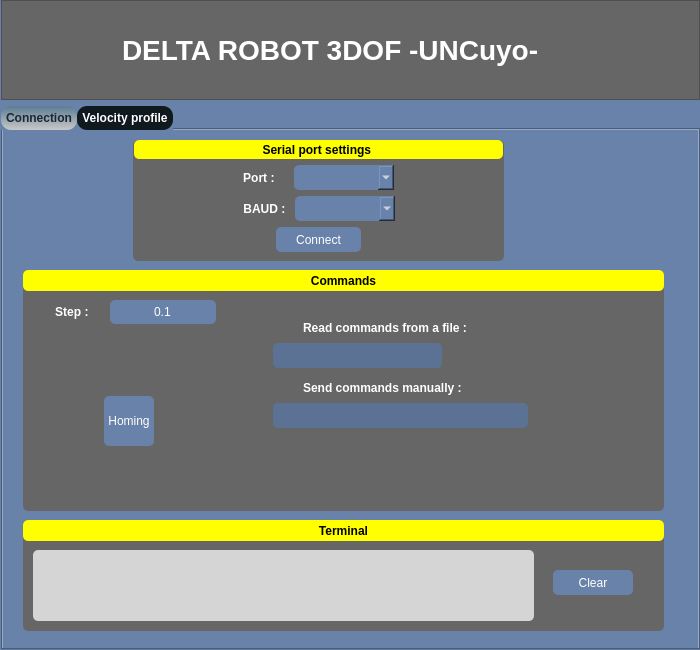
Eliascc5/IHM_v1, file mainwindow.ui: the form before one commit.
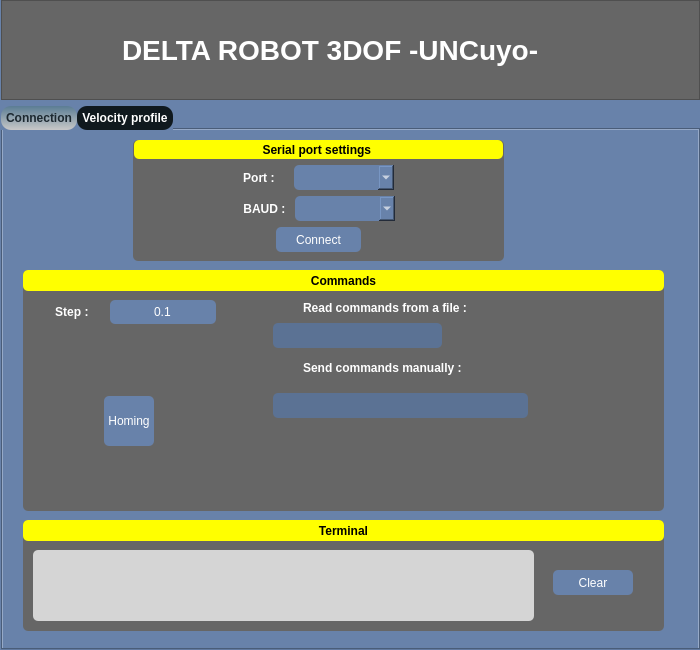
The form after the commit. Icons and pictures are not drawn. Custom widgets are drawn as their Qt base class.

```diff
--- a/mainwindow.ui
+++ b/mainwindow.ui
@@ -760,75 +760,11 @@
           </item>
          </layout>
         </widget>
-        <widget class="QPushButton" name="znButton">
-         <property name="geometry">
-          <rect>
-           <x>200</x>
-           <y>150</y>
-           <width>50</width>
-           <height>50</height>
-          </rect>
-         </property>
-         <property name="cursor">
-          <cursorShape>PointingHandCursor</cursorShape>
-         </property>
-         <property name="styleSheet">
-          <string notr="true">QPushButton{
-background-repeat: no-repeat;
-	background-image: url(:/resources/resources/35arrowdown.png);
-background-position: center;
-
-border-radius: 1px;
-}
- QPushButton:checked{
-background-repeat: no-repeat;
-background-position: center;
-	background-image: url(:/resources/resources/35arrowdown.png);
-border-radius: 1px;
- }
-</string>
-         </property>
-         <property name="text">
-          <string/>
-         </property>
-        </widget>
-        <widget class="QPushButton" name="zpButton">
-         <property name="geometry">
-          <rect>
-           <x>200</x>
-           <y>90</y>
-           <width>50</width>
-           <height>50</height>
-          </rect>
-         </property>
-         <property name="cursor">
-          <cursorShape>PointingHandCursor</cursorShape>
-         </property>
-         <property name="styleSheet">
-          <string notr="true">QPushButton{
-background-repeat: no-repeat;
-	background-image: url(:/resources/resources/35arrowupp.png);
-background-position: center;
-
-border-radius: 1px;
-}
- QPushButton:checked{
-background-repeat: no-repeat;
-background-position: center;
-	background-image: url(:/resources/resources/35arrowupp.png);
-border-radius: 1px;
- }
-</string>
-         </property>
-         <property name="text">
-          <string/>
-         </property>
-        </widget>
         <widget class="QLabel" name="label_17">
          <property name="geometry">
           <rect>
            <x>280</x>
-           <y>50</y>
+           <y>30</y>
            <width>171</width>
            <height>16</height>
           </rect>
@@ -849,7 +785,7 @@
          <property name="geometry">
           <rect>
            <x>250</x>
-           <y>70</y>
+           <y>50</y>
            <width>341</width>
            <height>31</height>
           </rect>
@@ -973,7 +909,7 @@
          <property name="geometry">
           <rect>
            <x>280</x>
-           <y>110</y>
+           <y>90</y>
            <width>161</width>
            <height>16</height>
           </rect>
@@ -994,7 +930,7 @@
          <property name="geometry">
           <rect>
            <x>250</x>
-           <y>130</y>
+           <y>120</y>
            <width>341</width>
            <height>31</height>
           </rect>
@@ -1063,6 +999,82 @@
           </item>
          </layout>
         </widget>
+        <widget class="QWidget" name="verticalLayoutWidget">
+         <property name="geometry">
+          <rect>
+           <x>200</x>
+           <y>110</y>
+           <width>41</width>
+           <height>80</height>
+          </rect>
+         </property>
+         <layout class="QVBoxLayout" name="verticalLayout_2">
+          <item>
+           <widget class="QPushButton" name="zpButton">
+            <property name="sizePolicy">
+             <sizepolicy hsizetype="Minimum" vsizetype="Minimum">
+              <horstretch>0</horstretch>
+              <verstretch>0</verstretch>
+             </sizepolicy>
+            </property>
+            <property name="cursor">
+             <cursorShape>PointingHandCursor</cursorShape>
+            </property>
+            <property name="styleSheet">
+             <string notr="true">QPushButton{
+background-repeat: no-repeat;
+	background-image: url(:/resources/resources/35arrowupp.png);
+background-position: center;
+
+border-radius: 1px;
+}
+ QPushButton:checked{
+background-repeat: no-repeat;
+background-position: center;
+	background-image: url(:/resources/resources/35arrowupp.png);
+border-radius: 1px;
+ }
+</string>
+            </property>
+            <property name="text">
+             <string/>
+            </property>
+           </widget>
+          </item>
+          <item>
+           <widget class="QPushButton" name="znButton">
+            <property name="sizePolicy">
+             <sizepolicy hsizetype="Minimum" vsizetype="Minimum">
+              <horstretch>0</horstretch>
+              <verstretch>0</verstretch>
+             </sizepolicy>
+            </property>
+            <property name="cursor">
+             <cursorShape>PointingHandCursor</cursorShape>
+            </property>
+            <property name="styleSheet">
+             <string notr="true">QPushButton{
+background-repeat: no-repeat;
+	background-image: url(:/resources/resources/35arrowdown.png);
+background-position: center;
+
+border-radius: 1px;
+}
+ QPushButton:checked{
+background-repeat: no-repeat;
+background-position: center;
+	background-image: url(:/resources/resources/35arrowdown.png);
+border-radius: 1px;
+ }
+</string>
+            </property>
+            <property name="text">
+             <string/>
+            </property>
+           </widget>
+          </item>
+         </layout>
+        </widget>
        </widget>
        <widget class="QFrame" name="frame_8">
         <property name="geometry">
```
